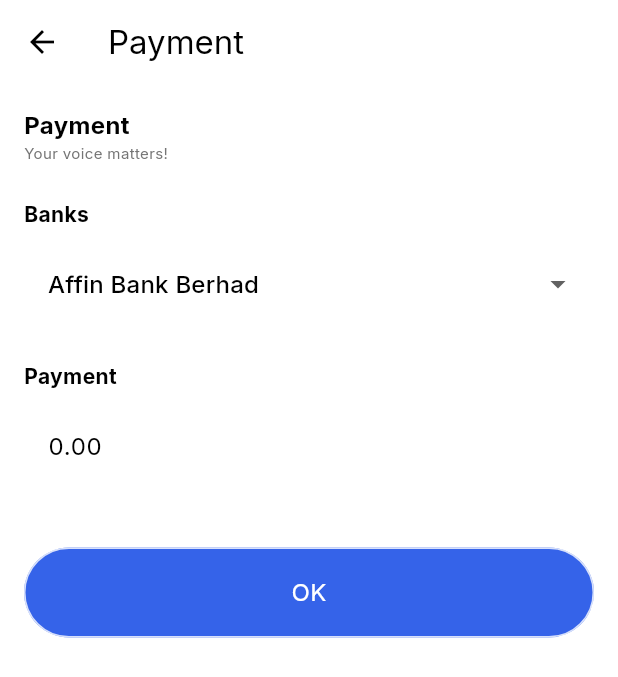
After one commit to Jiran-Group-2/jiran-mobile, a Flutter app: the PaySimAmountView screen opened by its route, on a phone screen of 412 x 824 dp. The commit adds this screen. Shown: the top 677 px of the screen. Run offline on Flutter 3.47's test engine with Material 3 defaults, Android fonts, the phone set to English and light mode, and no system bars; drawn by our look-alikes of auto_size_text; our stand-ins replace carousel_slider, flutter_dotenv, flutter_easyloading, flutter_masked_text2, get, get_storage and 3 more; missing offline and left inert: flutter_stripe; accounts and stored records are empty; statements that could not run were skipped.

Commit message:
UPDATE: Integrated with bill API

```diff
--- /dev/null
+++ b/lib/app/data/models/bank_model.dart
@@ -0,0 +1,19 @@
+import 'package:json_annotation/json_annotation.dart';
+
+part 'bank_model.g.dart';
+
+@JsonSerializable()
+class BankModel {
+  final int id;
+  final String name;
+  final String code;
+
+  BankModel({
+    required this.id,
+    required this.name,
+    required this.code,
+  });
+
+  factory BankModel.fromJson(Map<String, dynamic> json) => _$BankModelFromJson(json);
+  Map<String, dynamic> toJson() => _$BankModelToJson(this);
+}
--- a/lib/app/data/models/bill_model.dart
+++ b/lib/app/data/models/bill_model.dart
@@ -144,3 +144,16 @@ class Floor {
 
     Map<String, dynamic> toJson() => _$FloorToJson(this);
 }
+
+@JsonSerializable()
+class PayBillRequest {
+    final int unitNumberId;
+    final double providedAmount;
+    final double providedPaid;
+    final double providedBalance;
+
+  PayBillRequest({required this.unitNumberId, required this.providedAmount, required this.providedPaid, required this.providedBalance});
+
+  factory PayBillRequest.fromJson(Map<String, dynamic> json) => _$PayBillRequestFromJson(json);
+  Map<String, dynamic> toJson() => _$PayBillRequestToJson(this);
+}
--- a/lib/app/data/providers/bill_providers.dart
+++ b/lib/app/data/providers/bill_providers.dart
@@ -1,9 +1,11 @@
 import 'dart:convert';
 
+import 'package:flutter/services.dart';
 import 'package:get/get.dart';
 import 'package:jiran_app/app/core/logger.dart';
 import 'package:jiran_app/app/core/variables.dart';
 import 'package:jiran_app/app/data/models/app_model.dart';
+import 'package:jiran_app/app/data/models/bank_model.dart';
 import 'package:jiran_app/app/data/models/bill_model.dart';
 import 'package:jiran_app/app/data/models/user_model.dart';
 import 'package:jiran_app/app/data/providers/storage_provider.dart';
@@ -33,5 +35,21 @@ class BillProvider extends GetConnect {
     }
   }
 
+  payBills(PayBillRequest request) async {
+    var response = await httpClient.post('/Bill/UpdateUnitBill?UnitBillID=${request.unitNumberId}&providedAmount=${request.providedAmount}&providedPaid=${request.providedPaid}&providedBalance=${request.providedBalance}');
+    appLogger(response.request!.url);
+    appLogger(response.status.code);
 
+    if (response.status.isOk) {
+      return true;
+    } else {
+      return AppError('Connection error!');
+    }
+  }
+
+  getBanks() async {
+    final String response = await rootBundle.loadString('assets/json/banks.json');
+    final List<dynamic> data = json.decode(response)['banks'];
+    return data.map((json) => BankModel.fromJson(json)).toList();
+  }
 }
--- a/lib/app/modules/bills_detail/views/bills_detail_view.dart
+++ b/lib/app/modules/bills_detail/views/bills_detail_view.dart
@@ -133,7 +133,7 @@ class BillsDetailView extends GetView<BillsDetailController> {
             ),
           ),
       ),
-      bottomNavigationBar: SafeArea(
+      bottomNavigationBar: controller.bill.value.isPending!.value ? SafeArea(
         child: SizedBox(
           height: 100,
           child: Container(
@@ -173,7 +173,7 @@ class BillsDetailView extends GetView<BillsDetailController> {
                   ],
                 )),
                 ElevatedButton(
-                  onPressed: () => Get.toNamed(Routes.BILLS),
+                  onPressed: () => Get.offAndToNamed(Routes.PAY_SIM_AMOUNT, arguments: controller.bill),
                   style: ElevatedButton.styleFrom(
                     backgroundColor: AppColors.primary
                   ),
@@ -183,7 +183,7 @@ class BillsDetailView extends GetView<BillsDetailController> {
             ),
           ),
         ),
-        )
+        ) : const SizedBox.shrink(),
     );
   }
 }
--- /dev/null
+++ b/lib/app/modules/pay_sim_amount/controllers/pay_sim_amount_controller.dart
@@ -0,0 +1,65 @@
+import 'package:flutter/material.dart';
+import 'package:flutter_masked_text2/flutter_masked_text2.dart';
+import 'package:get/get.dart';
+import 'package:jiran_app/app/data/models/bank_model.dart';
+import 'package:jiran_app/app/data/models/bill_model.dart';
+import 'package:jiran_app/app/data/providers/bill_providers.dart';
+import 'package:jiran_app/controller_export.dart';
+
+class PaySimAmountController extends GetxController {
+
+  BillProvider billProvider = Get.find<BillProvider>();
+  RxList<BankModel> banks = <BankModel>[].obs;
+  Rxn<BankModel> selectedBank = Rxn<BankModel>();
+
+  final formKey = GlobalKey<FormState>();
+
+  MoneyMaskedTextController makePaymentController = MoneyMaskedTextController(
+    initialValue: 0.0,
+    decimalSeparator: '.',
+    thousandSeparator: ',',
+  );
+
+  Rx<BillModel> bill = BillModel().obs;
+
+  @override
+  void onInit() {
+    super.onInit();
+    bill = Get.arguments;
+    getBanks();
+  }
+
+  getBanks() async {
+    EasyLoading.show();
+    banks.value = await billProvider.getBanks();
+    selectedBank.value = banks.first;
+    EasyLoading.dismiss();
+  }
+
+  payBill() async {
+    if (!formKey.currentState!.validate()) {
+      AppSnackbar.errorSnackbar('Please complete the form');
+      return;
+    }
+
+    EasyLoading.show();
+    PayBillRequest request = PayBillRequest(
+      unitNumberId: bill.value.userBillId!,
+      providedAmount: bill.value.amount!,
+      providedPaid: double.parse(makePaymentController.text) + bill.value.paid!,
+      providedBalance: bill.value.amount! - double.parse(makePaymentController.text),
+    );
+    var response = await billProvider.payBills(request);
+
+     if (!verifyResponse(response)) {
+      AppError appError = response;
+      AppSnackbar.errorSnackbar(appError.message ?? 'An error occurred');
+      EasyLoading.dismiss();
+      return;
+    }
+
+    Get.back(result: true);
+    AppSnackbar.successSnackbar('Payment successful');
+    EasyLoading.dismiss();
+  }
+}
--- /dev/null
+++ b/lib/app/modules/pay_sim_amount/views/pay_sim_amount_view.dart
@@ -0,0 +1,110 @@
+import 'package:auto_size_text/auto_size_text.dart';
+import 'package:flutter/material.dart';
+
+import 'package:get/get.dart';
+import 'package:jiran_app/app/core/theme.dart';
+import 'package:jiran_app/app/widget/button.dart';
+import 'package:jiran_app/app/widget/form.dart';
+
+import '../controllers/pay_sim_amount_controller.dart';
+
+class PaySimAmountView extends GetView<PaySimAmountController> {
+  const PaySimAmountView({super.key});
+  @override
+  Widget build(BuildContext context) {return GestureDetector(
+      onTap: () => Get.focusScope?.unfocus(),
+      child: Scaffold(
+        appBar: AppBar(
+          title: const Text('Payment'),
+          elevation: 0,
+          centerTitle: false,
+        ),
+        body: SingleChildScrollView(
+          child: Column(
+            crossAxisAlignment: CrossAxisAlignment.start,
+            children: [
+              Padding(
+                padding: const EdgeInsets.fromLTRB(16, 16, 16, 8),
+                child: Column(
+                  crossAxisAlignment: CrossAxisAlignment.start,
+                  children: [
+                    const AutoSizeText('Payment',
+                      style: TextStyle(
+                        color: AppColors.black,
+                        fontSize: 16,
+                        fontWeight: FontWeight.bold
+                      ),
+                      minFontSize: 12,
+                      maxLines: 2,
+                    ),
+                    AutoSizeText('Your voice matters!',
+                      style: TextStyle(
+                        color: AppColors.grey.shade600,
+                        fontSize: 10,
+                      ),
+                      minFontSize: 8,
+                    ),
+                    const SizedBox(height: 24),
+
+                    Form(
+                      key: controller.formKey,
+                      child: Column(
+                        crossAxisAlignment: CrossAxisAlignment.start,
+                        children: [
+                          const AutoSizeText('Banks', style: TextStyle(fontSize: 14, fontWeight: FontWeight.bold),),
+                          const SizedBox(height: 8),
+                          Obx(() => DropdownButtonFormField(
+                            isExpanded: true,
+                            value: controller.selectedBank.value,
+                            items: controller.banks.map((b) => DropdownMenuItem(
+                              value: b,
+                              child: Text(b.name),
+                            )).toList(),
+                            onChanged: (b) => controller.selectedBank.value = b!,
+                            validator: (b) => b == null ? 'Choose a bank' : null,
+                            decoration: InputDecoration(
+                              fillColor: Colors.white,
+                              filled: true,
+                              labelStyle: const TextStyle(color: Colors.black),
+                              border: OutlineInputBorder(
+                                borderRadius: BorderRadius.circular(8.0),
+                                borderSide: BorderSide.none,
+                              ),
+                              focusedBorder: OutlineInputBorder(
+                                borderRadius: BorderRadius.circular(8.0),
+                                borderSide: BorderSide.none,
+                              ),
+                            ),
+                          )),
+                          const SizedBox(height: 24),
+
+                          AppTextField(
+                            controller: controller.makePaymentController,
+                            title: 'Payment',
+                            hintText: 'Your payment here',
+                            keyboardType: TextInputType.number,
+                            isRequired: true,
+                          ),
+
+
+                          const SizedBox(height: 24),
+                          AppButtonRounded(
+                            onTap: () => controller.payBill(),
+                            color: AppColors.primary,
+                          ),
+                        ],
+                      ),
+                    ),
+
+
+                  ],
+                ),
+              ),
+
+            ],
+          ),
+        ),
+      ),
+    );
+  }
+}
--- a/lib/app/routes/app_routes.dart
+++ b/lib/app/routes/app_routes.dart
@@ -15,6 +15,7 @@ abstract class Routes {
   static const COMPLAINT_DETAIL = _Paths.COMPLAINT_DETAIL;
   static const COMPLAINT_ADD = _Paths.COMPLAINT_ADD;
   static const VISITOR_ADD = _Paths.VISITOR_ADD;
+  static const PAY_SIM_AMOUNT = _Paths.PAY_SIM_AMOUNT;
 }
 
 abstract class _Paths {
@@ -31,4 +32,5 @@ abstract class _Paths {
   static const COMPLAINT_DETAIL = '/complaint-detail';
   static const COMPLAINT_ADD = '/complaint-add';
   static const VISITOR_ADD = '/visitor-add';
+  static const PAY_SIM_AMOUNT = '/pay-sim-amount';
 }
--- a/lib/main.dart
+++ b/lib/main.dart
@@ -1,6 +1,7 @@
 import 'package:flutter/material.dart';
 import 'package:flutter_dotenv/flutter_dotenv.dart';
 import 'package:flutter_easyloading/flutter_easyloading.dart';
+import 'package:flutter_stripe/flutter_stripe.dart';
 
 import 'package:get/get.dart';
 import 'package:jiran_app/app/core/theme.dart';
@@ -15,6 +16,9 @@ void main() async {
   stripePubKey = dotenv.env["STRIPE_PUB_KEY"]!;
   stripeSecret = dotenv.env["STRIPE_SECRET"]!;
 
+  Stripe.publishableKey = stripePubKey;
+  await Stripe.instance.applySettings();
+
   runApp(
     GetMaterialApp(
       title: "Jiran",
--- a/pubspec.yaml
+++ b/pubspec.yaml
@@ -28,6 +28,7 @@ dependencies:
   carousel_slider: 4.2.1
   qr_flutter: 4.1.0
   dotenv: 4.2.0
+  flutter_stripe: 10.1.1
   flutter:
     sdk: flutter
 
@@ -49,5 +50,6 @@ flutter:
   assets:
     - assets/
     - assets/images/
+    - assets/json/
     - .env
   uses-material-design: true
```
Also changed, not shown: assets/json/banks.json (added, +124 -0 lines), lib/app/modules/pay_sim_amount/bindings/pay_sim_amount_binding.dart (added, +12 -0 lines), lib/app/routes/app_pages.dart (+7 -0 lines), lib/app/data/models/bank_model.g.dart (added), lib/app/data/models/bill_model.g.dart, pubspec.lock, 7 other files.
